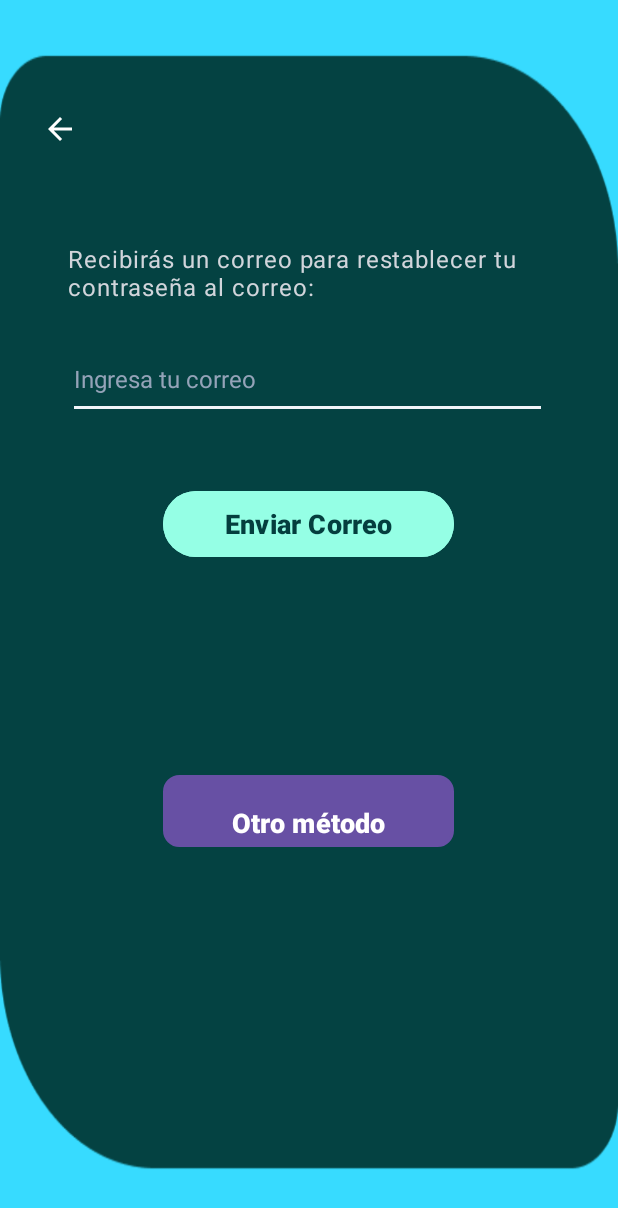
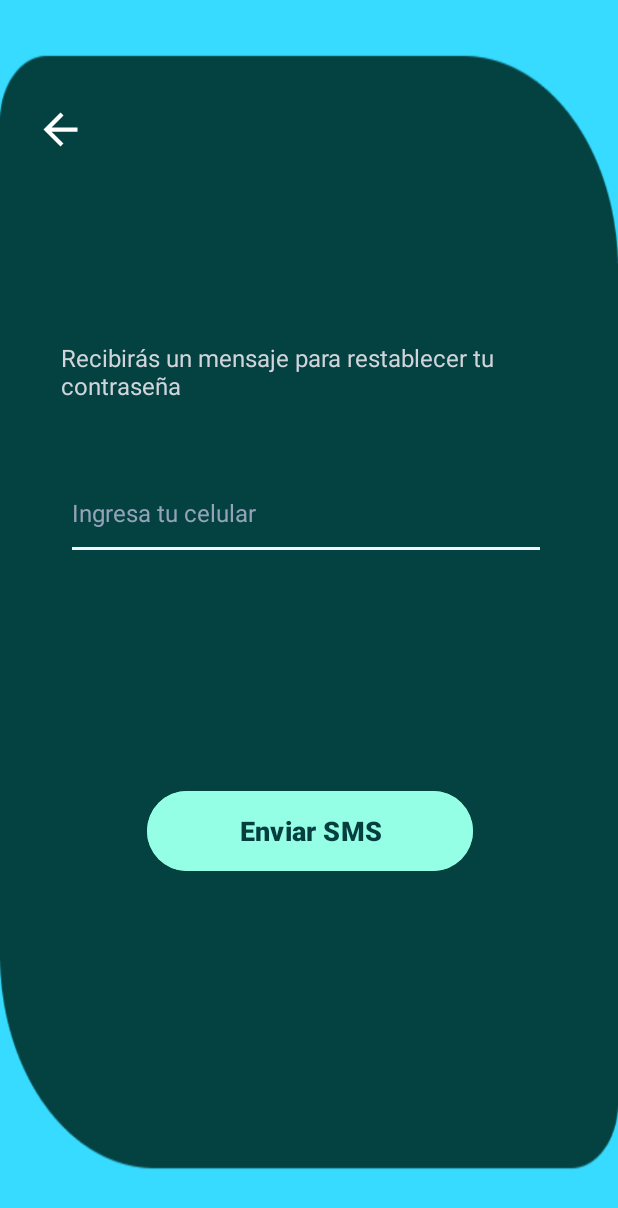
Before and after one commit to DanielL800/icecreamprojectv1, an Android app: the ForgotPassword screen opened directly, with no data from a screen before it, on a phone screen of 412 x 824 dp. Shown: the top 1208 px of the screen. Run offline under Robolectric (Android 15) with nearby library versions, the phone set to English and light mode, and no system bars.

Commit message:
delete some files and update activities

```diff
--- a/icecreamproject1/app/src/main/AndroidManifest.xml
+++ b/icecreamproject1/app/src/main/AndroidManifest.xml
@@ -13,7 +13,7 @@
         android:theme="@style/Theme.Icecreamproject1"
         tools:targetApi="31">
         <activity
-            android:name=".RecuperarPassword"
+            android:name=".activities.RecuperarPassword"
             android:exported="false" />
         <activity
             android:name=".activities.ForgotPassword"
--- a/icecreamproject1/app/src/main/java/com/example/icecreamproject1/activities/ForgotPassword.java
+++ b/icecreamproject1/app/src/main/java/com/example/icecreamproject1/activities/ForgotPassword.java
@@ -13,28 +13,14 @@ import com.example.icecreamproject1.R;
 
 public class ForgotPassword extends AppCompatActivity {
 
-    Button btnPhone;
+    Button sendSMS;
     ConstraintLayout sectionPhone;
     @Override
     protected void onCreate(Bundle savedInstanceState) {
         super.onCreate(savedInstanceState);
         setContentView(R.layout.activity_forgot_password);
 
-        btnPhone = findViewById(R.id.btnOtroMetodo);
         sectionPhone = findViewById(R.id.recuperarconCelular);
-        Animation animBtn = AnimationUtils.loadAnimation(this, R.anim.translate_animation_btn_otromodo);
 
-        btnPhone.startAnimation(animBtn);
-
-        btnPhone.setOnClickListener(new View.OnClickListener() {
-            @Override
-            public void onClick(View v) {
-                if(sectionPhone.getVisibility() == View.VISIBLE){
-                    sectionPhone.setVisibility(View.GONE);//Ocultar la seccion
-                } else {
-                    sectionPhone.setVisibility(View.VISIBLE); //Mostrar la seccion
-                }
-            }
-        });
     }
 }
--- a/icecreamproject1/app/src/main/java/com/example/icecreamproject1/RecuperarPassword.java
+++ b/icecreamproject1/app/src/main/java/com/example/icecreamproject1/activities/RecuperarPassword.java
@@ -1,8 +1,10 @@
-package com.example.icecreamproject1;
+package com.example.icecreamproject1.activities;
 
 import androidx.appcompat.app.AppCompatActivity;
 
 import android.os.Bundle;
+
+import com.example.icecreamproject1.R;
 
 public class RecuperarPassword extends AppCompatActivity {
 
--- /dev/null
+++ b/icecreamproject1/app/src/main/res/drawable/baseline_arrow_back_34dp.xml
@@ -0,0 +1,5 @@
+<vector android:autoMirrored="true" android:height="34dp"
+    android:tint="#FFFFFF" android:viewportHeight="24"
+    android:viewportWidth="24" android:width="34dp" xmlns:android="http://schemas.android.com/apk/res/android">
+    <path android:fillColor="@android:color/white" android:pathData="M20,11H7.83l5.59,-5.59L12,4l-8,8 8,8 1.41,-1.41L7.83,13H20v-2z"/>
+</vector>
--- a/icecreamproject1/app/src/main/res/drawable/baseline_vpn_key_24.xml
+++ /dev/null
@@ -1,5 +0,0 @@
-<vector android:height="24dp" android:tint="#F1F5F9"
-    android:viewportHeight="24" android:viewportWidth="24"
-    android:width="24dp" xmlns:android="http://schemas.android.com/apk/res/android">
-    <path android:fillColor="@android:color/white" android:pathData="M12.65,10C11.83,7.67 9.61,6 7,6c-3.31,0 -6,2.69 -6,6s2.69,6 6,6c2.61,0 4.83,-1.67 5.65,-4H17v4h4v-4h2v-4H12.65zM7,14c-1.1,0 -2,-0.9 -2,-2s0.9,-2 2,-2 2,0.9 2,2 -0.9,2 -2,2z"/>
-</vector>
--- a/icecreamproject1/app/src/main/res/drawable/borde_inferior_button.xml
+++ /dev/null
@@ -1,19 +0,0 @@
-<?xml version="1.0" encoding="utf-8"?>
-<selector xmlns:android="http://schemas.android.com/apk/res/android">
-    <item android:state_pressed="true">
-        <shape>
-            <solid android:color="@color/background_veridian" />
-            <corners android:radius="10dp" />
-        </shape>
-    </item>
-    <item>
-        <shape>
-            <solid android:color="#ffffff" />
-            <stroke
-                android:color="@color/background_veridian"
-                android:width="2dp"
-                android:bottomWidth="2dp" />
-            <corners android:radius="10dp" />
-        </shape>
-    </item>
-</selector>
--- a/icecreamproject1/app/src/main/res/layout/activity_forgot_password.xml
+++ b/icecreamproject1/app/src/main/res/layout/activity_forgot_password.xml
@@ -15,7 +15,7 @@
         android:layout_marginEnd="351dp"
         android:layout_marginBottom="105dp"
         android:background="@android:color/transparent"
-        android:src="@drawable/baseline_arrow_back_24"
+        android:src="@drawable/baseline_arrow_back_34dp"
         android:contentDescription="@string/img_goBack"
         app:layout_constraintBottom_toBottomOf="parent"
         app:layout_constraintEnd_toEndOf="parent"
@@ -24,112 +24,37 @@
         app:layout_constraintTop_toTopOf="parent"
         app:layout_constraintVertical_bias="0.092" />
 
-    <TextView
-        android:id="@+id/tvrecuperar"
-        android:layout_width="0dp"
-        android:layout_height="wrap_content"
-        android:layout_marginStart="45dp"
-        android:layout_marginEnd="45dp"
-        android:letterSpacing="0.04"
-        android:text="@string/TV_recup_correo"
-        android:textColor="@color/gray_light"
-        android:textSize="16sp"
-        app:layout_constraintBottom_toBottomOf="parent"
-        app:layout_constraintEnd_toEndOf="parent"
-        app:layout_constraintHorizontal_bias="0.0"
-        app:layout_constraintStart_toStartOf="parent"
-        app:layout_constraintTop_toTopOf="parent"
-        app:layout_constraintVertical_bias="0.206" />
-
-    <EditText
-        android:id="@+id/editTextTextEmailAddress"
-        android:layout_width="319dp"
-        android:layout_height="53dp"
-        android:layout_marginStart="45dp"
-        android:layout_marginEnd="45dp"
-        android:backgroundTint="@color/titlesLight"
-        android:ems="10"
-        android:hint="@string/edT_emailForgot"
-        android:inputType="textEmailAddress"
-        android:textColor="@color/titlesLight"
-        android:textColorHint="@color/hintColor"
-        android:textSize="16sp"
-        android:autofillHints="emailAddress"
-        app:layout_constraintBottom_toBottomOf="parent"
-        app:layout_constraintEnd_toEndOf="parent"
-        app:layout_constraintHorizontal_bias="0.0"
-        app:layout_constraintStart_toStartOf="parent"
-        app:layout_constraintTop_toTopOf="parent"
-        app:layout_constraintVertical_bias="0.293" />
-
-    <Button
-        android:id="@+id/btnForgot1"
-        android:layout_width="194dp"
-        android:layout_height="52dp"
-        android:backgroundTint="@color/btnclaro"
-        android:text="@string/btn_forgotemail"
-        android:textColor="@color/veridian"
-        android:textSize="18sp"
-        android:textStyle="bold"
-        app:layout_constraintBottom_toBottomOf="parent"
-        app:layout_constraintEnd_toEndOf="parent"
-        app:layout_constraintHorizontal_bias="0.497"
-        app:layout_constraintStart_toStartOf="parent"
-        app:layout_constraintTop_toTopOf="parent"
-        app:layout_constraintVertical_bias="0.419" />
-
-    <Button
-        android:id="@+id/btnOtroMetodo"
-        android:layout_width="194dp"
-        android:layout_height="wrap_content"
-        android:background="@drawable/borde_inferior_button"
-        android:backgroundTint="@color/background_veridian"
-        android:gravity="bottom|center_horizontal"
-        android:hapticFeedbackEnabled="false"
-        android:padding="0dp"
-        android:text="@string/btn_phoneOption"
-        android:textColor="@color/white"
-        android:textColorLink="@color/background_veridian"
-        android:textSize="18sp"
-        android:textStyle="bold"
-        app:layout_constraintBottom_toBottomOf="parent"
-        app:layout_constraintEnd_toEndOf="parent"
-        app:layout_constraintHorizontal_bias="0.497"
-        app:layout_constraintStart_toStartOf="parent"
-        app:layout_constraintTop_toTopOf="parent"
-        app:layout_constraintVertical_bias="0.666" />
 
     <androidx.constraintlayout.widget.ConstraintLayout
         android:id="@+id/recuperarconCelular"
-        android:layout_width="357dp"
-        android:layout_height="282dp"
+        android:layout_width="331dp"
+        android:layout_height="475dp"
         android:contentDescription="@string/TV_recup_layoutDescription"
         android:letterSpacing="0.04"
-        android:visibility="gone"
+        android:visibility="visible"
         app:layout_constraintBottom_toBottomOf="parent"
         app:layout_constraintEnd_toEndOf="parent"
         app:layout_constraintStart_toStartOf="parent"
-        app:layout_constraintTop_toTopOf="parent"
-        app:layout_constraintVertical_bias="0.902">
+        app:layout_constraintTop_toTopOf="parent">
 
         <TextView
             android:id="@+id/tvRecuperar2"
             android:layout_width="wrap_content"
             android:layout_height="wrap_content"
-            android:layout_marginTop="44dp"
             android:layout_marginBottom="14dp"
-            android:text="@string/TV_recup_celular"
+            android:text="@string/TV_recup_pass"
             android:textColor="@color/gray_light"
             android:textSize="16sp"
-            app:layout_constraintBottom_toTopOf="@+id/editTextPhone"
+            app:layout_constraintBottom_toBottomOf="parent"
             app:layout_constraintEnd_toEndOf="parent"
             app:layout_constraintStart_toStartOf="parent"
-            app:layout_constraintTop_toTopOf="parent" />
+            app:layout_constraintTop_toTopOf="parent"
+            app:layout_constraintVertical_bias="0.125" />
 
         <EditText
             android:id="@+id/editTextPhone"
-            android:layout_width="0dp"
-            android:layout_height="0dp"
+            android:layout_width="320dp"
+            android:layout_height="62dp"
             android:layout_marginStart="63dp"
             android:layout_marginEnd="63dp"
             android:layout_marginBottom="51dp"
@@ -141,16 +66,17 @@
             android:textColor="@color/titlesLight"
             android:textColorHint="@color/hintColor"
             android:textSize="16sp"
-            app:layout_constraintBottom_toTopOf="@+id/btnForgot2"
+            app:layout_constraintBottom_toBottomOf="parent"
             app:layout_constraintEnd_toEndOf="parent"
+            app:layout_constraintHorizontal_bias="0.521"
             app:layout_constraintStart_toStartOf="parent"
-            app:layout_constraintTop_toBottomOf="@+id/tvRecuperar2" />
+            app:layout_constraintTop_toTopOf="parent"
+            app:layout_constraintVertical_bias="0.378" />
 
         <Button
             android:id="@+id/btnForgot2"
-            android:layout_width="194dp"
-            android:layout_height="0dp"
-            android:layout_marginBottom="49dp"
+            android:layout_width="217dp"
+            android:layout_height="61dp"
             android:backgroundTint="@color/btnclaro"
             android:text="@string/btn_forgotPhone"
             android:textColor="@color/veridian"
@@ -159,6 +85,22 @@
             app:layout_constraintBottom_toBottomOf="parent"
             app:layout_constraintEnd_toEndOf="parent"
             app:layout_constraintStart_toStartOf="parent"
-            app:layout_constraintTop_toBottomOf="@+id/editTextPhone" />
+            app:layout_constraintTop_toTopOf="parent"
+            app:layout_constraintVertical_bias="0.842" />
+    </androidx.constraintlayout.widget.ConstraintLayout>
+
+    <androidx.constraintlayout.widget.ConstraintLayout
+        android:layout_width="357dp"
+        android:layout_height="511dp"
+        android:visibility="gone"
+        tools:layout_editor_absoluteX="27dp"
+        tools:layout_editor_absoluteY="110dp">
+
+        <LinearLayout
+            android:layout_width="356dp"
+            android:layout_height="133dp"
+            android:orientation="horizontal"
+            tools:layout_editor_absoluteX="0dp"
+            tools:layout_editor_absoluteY="49dp"></LinearLayout>
     </androidx.constraintlayout.widget.ConstraintLayout>
 </androidx.constraintlayout.widget.ConstraintLayout>
--- a/icecreamproject1/app/src/main/res/values/strings.xml
+++ b/icecreamproject1/app/src/main/res/values/strings.xml
@@ -10,8 +10,7 @@
 
     <string name="TView_bienvenida">¡Bienvenido!</string>
     <string name="tv_crear_contrasena">¡Crea una contraseña segura!</string> //activity olvido contraseña
-    <string name="TV_recup_correo">Recibirás un correo para restablecer tu contraseña al correo:</string>
-    <string name="TV_recup_celular">Si deseas recibir un código por celular</string>
+    <string name="TV_recup_pass">Recibirás un mensaje para restablecer tu contraseña</string>
     <string name="TV_recup_layoutDescription">Recuperar contraseña con numero de celular</string>
     <string name="edT_email">Correo</string>
     <string name="edT_emailForgot">Ingresa tu correo</string>
@@ -25,6 +24,7 @@
     <string name="edTDocument">Cedula</string>
     <string name="edTDocumento">Documento</string>
     <string name="edTCelular">Celular</string>
+    <string name="edTdireccion">Agrega tu direccion de residencia</string>
 
     <string name="btn_ingreso">Ingresar</string>
     <string name="btn_olvidar">Olvidé mi contraseña</string>
```
Also changed, not shown: icecreamproject1/app/src/main/java/com/example/icecreamproject1/activities/Functions.java (added, +13 -0 lines), icecreamproject1/app/src/main/java/com/example/icecreamproject1/usuarios/cargos/Administrador.java (deleted, +0 -8 lines), icecreamproject1/app/src/main/java/com/example/icecreamproject1/usuarios/cargos/Cocinero.java (deleted, +0 -8 lines), icecreamproject1/app/src/main/java/com/example/icecreamproject1/usuarios/cargos/Mensajero.java (deleted, +0 -8 lines), icecreamproject1/app/src/main/java/com/example/icecreamproject1/usuarios/cargos/Recepcion.java (deleted, +0 -8 lines), icecreamproject1/app/src/main/java/com/example/icecreamproject1/usuarios/cargos/Tesorero.java (deleted, +0 -8 lines), icecreamproject1/app/src/main/res/anim/translate_animation_btn_otromodo.xml (deleted, +0 -9 lines), icecreamproject1/app/src/main/res/layout/activity_recuperar_password.xml (+10 -1 lines), icecreamproject1/app/src/main/res/layout/activity_registro_user.xml (+60 -43 lines), icecreamproject1/app/src/main/res/drawable/loginbackground.png (deleted), icecreamproject1/app/src/main/res/drawable/ojoclose.png (deleted).
